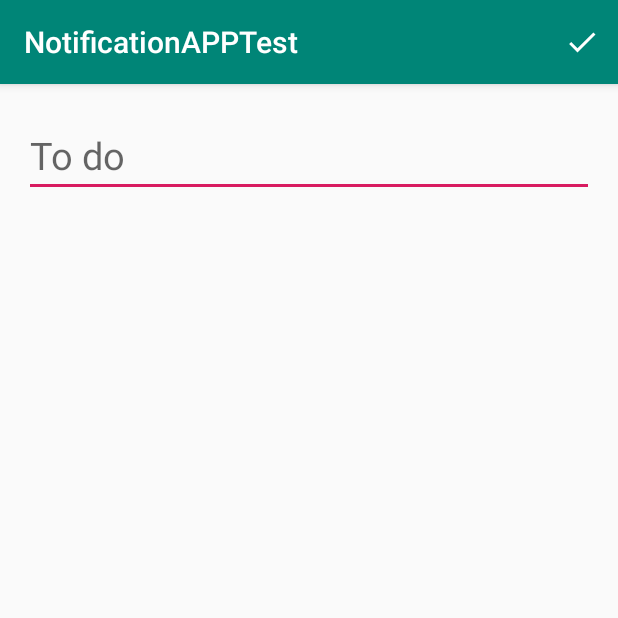
After one commit to phanvha/NotificationApp, an Android app: the EditActivity screen opened directly, with no data from a screen before it, on a phone screen of 412 x 824 dp, the top half of it. The commit adds this screen. Run offline under Robolectric (Android 15) with nearby library versions, the phone set to English and light mode, and no system bars.

Commit message:
đã đẩy token lên server thành công đang cấu hình để đẩy notification từ firebase về thiết bị

```diff
--- /dev/null
+++ b/app/src/main/java/com/map4d/notificationapptest/EditActivity.java
@@ -0,0 +1,90 @@
+package com.map4d.notificationapptest;
+
+import android.app.ProgressDialog;
+import android.support.v7.app.AppCompatActivity;
+import android.os.Bundle;
+import android.util.Log;
+import android.view.Menu;
+import android.view.MenuInflater;
+import android.view.MenuItem;
+import android.widget.EditText;
+import android.widget.Toast;
+
+import com.map4d.model.Data;
+import com.map4d.service.APIClient;
+import com.map4d.utils.APIInterface;
+
+import retrofit2.Call;
+import retrofit2.Callback;
+import retrofit2.Response;
+
+public class EditActivity extends AppCompatActivity {
+    EditText edEmail;
+    ProgressDialog progressDialog;
+    APIInterface apiInterface;
+    Data data;
+
+    @Override
+    protected void onCreate(Bundle savedInstanceState) {
+        super.onCreate(savedInstanceState);
+        setContentView(R.layout.activity_edit);
+
+        edEmail = (EditText) findViewById(R.id.email);
+        progressDialog = new ProgressDialog(this);
+        progressDialog.setMessage("Please wait......!");
+    }
+
+    @Override
+    public boolean onCreateOptionsMenu(Menu menu) {
+        MenuInflater inflater = getMenuInflater();
+        inflater.inflate(R.menu.menu,menu);
+
+        return true;
+    }
+
+    @Override
+    public boolean onOptionsItemSelected(MenuItem item) {
+        switch (item.getItemId()){
+            case R.id.save:
+
+                String email = edEmail.getText().toString().trim();
+                String token1 = "afnwuhuhvuhvshvis";
+                Log.e("aefbehfakaakcanjcbe","email "+email + "token"+token1);
+                //save token
+                if(email.isEmpty()){
+                    edEmail.setError("Please enter a email!");
+                }else {
+                    saveToken(email, token1);
+                }return true;
+            default:
+                return super.onOptionsItemSelected(item);
+        }
+
+    }
+
+    private void saveToken(String email, String Token) {
+        apiInterface = APIClient.getAPIClient().create(APIInterface.class);
+        Call<Data> call = apiInterface.savetoken(email,Token);
+        call.enqueue(new Callback<Data>() {
+            @Override
+            public void onResponse(Call<Data> call, Response<Data> response) {
+                progressDialog.dismiss();
+                Log.e("aefbehfakaakcanjcbe",response.body().toString());
+                if (response.isSuccessful() && response.body()!=null){
+                    Toast.makeText(getApplicationContext(),response.body().toString(),Toast.LENGTH_SHORT).show();
+                }else {
+                    Log.d("Error","lỗi");
+                }
+
+            }
+
+            @Override
+            public void onFailure(Call<Data> call, Throwable t) {
+            progressDialog.dismiss();
+                Log.e("aefbehfakaakcanjcbe",t.toString());
+                Toast.makeText(getApplicationContext(),t.getMessage(),Toast.LENGTH_SHORT).show();
+            }
+        });
+
+    }
+}
--- a/app/src/main/java/com/map4d/notificationapptest/FireBaseIDTask.java
+++ b/app/src/main/java/com/map4d/notificationapptest/FireBaseIDTask.java
@@ -23,7 +23,7 @@ public class FireBaseIDTask extends AsyncTask<String, Void, Boolean> {
 
             try {
 
-                URL url = new URL("http://localhost/fcm/register.php?Token=" + params[0]);
+                URL url = new URL("https://vbusapp.000webhostapp.com/save.php?token=" + params[0]);
                 //Toast.makeText(MainActivity.class,"hello",Toast.LENGTH_LONG).show();
                 connection = (HttpURLConnection) url.openConnection();
                 connection.setRequestMethod("POST");
--- /dev/null
+++ b/app/src/main/java/com/map4d/utils/APIInterface.java
@@ -0,0 +1,20 @@
+package com.map4d.utils;
+
+import com.map4d.model.Data;
+
+import retrofit2.Call;
+import retrofit2.http.Field;
+import retrofit2.http.FormUrlEncoded;
+import retrofit2.http.Headers;
+import retrofit2.http.Multipart;
+import retrofit2.http.POST;
+import retrofit2.http.Part;
+
+public interface APIInterface {
+    @FormUrlEncoded
+    @POST("/save.php")
+    Call<Data> savetoken(
+            @Field("email") String email,
+            @Field("token") String token
+    );
+}
--- /dev/null
+++ b/app/src/main/res/drawable/ic_add.xml
@@ -0,0 +1,5 @@
+<vector android:height="24dp" android:tint="#FFFFFF"
+    android:viewportHeight="24.0" android:viewportWidth="24.0"
+    android:width="24dp" xmlns:android="http://schemas.android.com/apk/res/android">
+    <path android:fillColor="#FF000000" android:pathData="M19,13h-6v6h-2v-6H5v-2h6V5h2v6h6v2z"/>
+</vector>
--- /dev/null
+++ b/app/src/main/res/drawable/ic_save.xml
@@ -0,0 +1,5 @@
+<vector android:height="24dp" android:tint="#FFFFFF"
+    android:viewportHeight="24.0" android:viewportWidth="24.0"
+    android:width="24dp" xmlns:android="http://schemas.android.com/apk/res/android">
+    <path android:fillColor="#FF000000" android:pathData="M9,16.17L4.83,12l-1.42,1.41L9,19 21,7l-1.41,-1.41z"/>
+</vector>
--- /dev/null
+++ b/app/src/main/res/layout/activity_edit.xml
@@ -0,0 +1,24 @@
+<?xml version="1.0" encoding="utf-8"?>
+<android.support.v4.widget.NestedScrollView xmlns:android="http://schemas.android.com/apk/res/android"
+    xmlns:app="http://schemas.android.com/apk/res-auto"
+    xmlns:tools="http://schemas.android.com/tools"
+    android:layout_width="match_parent"
+    android:layout_height="match_parent"
+    tools:context=".EditActivity">
+    <RelativeLayout
+        android:layout_width="match_parent"
+        android:layout_height="match_parent"
+        android:layout_marginLeft="16dp"
+        android:layout_marginRight="16dp"
+        android:layout_marginTop="20dp">
+        <EditText
+            android:id="@+id/email"
+            android:layout_width="match_parent"
+            android:layout_height="wrap_content"
+            android:hint="@string/To_do"
+            android:textSize="25sp"
+            android:inputType="textCapSentences"
+            tools:ignore="Autofill"/>
+    </RelativeLayout>
+
+</android.support.v4.widget.NestedScrollView>
--- /dev/null
+++ b/app/src/main/res/menu/menu.xml
@@ -0,0 +1,9 @@
+<?xml version="1.0" encoding="utf-8"?>
+<menu xmlns:android="http://schemas.android.com/apk/res/android"
+    xmlns:app="http://schemas.android.com/apk/res-auto">
+    <item
+        android:title="@string/save"
+        android:id="@+id/save"
+        android:icon="@drawable/ic_save"
+        app:showAsAction="always"/>
+</menu>
--- a/app/src/main/res/values/strings.xml
+++ b/app/src/main/res/values/strings.xml
@@ -1,3 +1,5 @@
 <resources>
     <string name="app_name">NotificationAPPTest</string>
+    <string name="To_do">To do</string>
+    <string name="save">Save</string>
 </resources>
--- a/app/src/main/res/values/styles.xml
+++ b/app/src/main/res/values/styles.xml
@@ -8,4 +8,11 @@
         <item name="colorAccent">@color/colorAccent</item>
     </style>
 
+    <style name="EditorTheme" parent="Theme.AppCompat.Light.DarkActionBar">
+        <!-- Customize your theme here. -->
+        <item name="colorPrimary">@color/colorPrimary</item>
+        <item name="colorPrimaryDark">@color/colorPrimaryDark</item>
+        <item name="colorAccent">@color/colorAccent</item>
+    </style>
+
 </resources>
```
Also changed, not shown: app/build.gradle (+13 -2 lines), app/src/main/AndroidManifest.xml (+5 -7 lines), app/src/main/java/com/map4d/model/Data.java (+58 -5 lines), app/src/main/java/com/map4d/notificationapptest/MainActivity.java (+48 -28 lines), app/src/main/java/com/map4d/notificationapptest/MyFirebaseMessagingService.java (+17 -72 lines), app/src/main/java/com/map4d/service/APIClient.java (added, +39 -0 lines), app/src/main/res/layout/activity_main.xml (+10 -26 lines).
